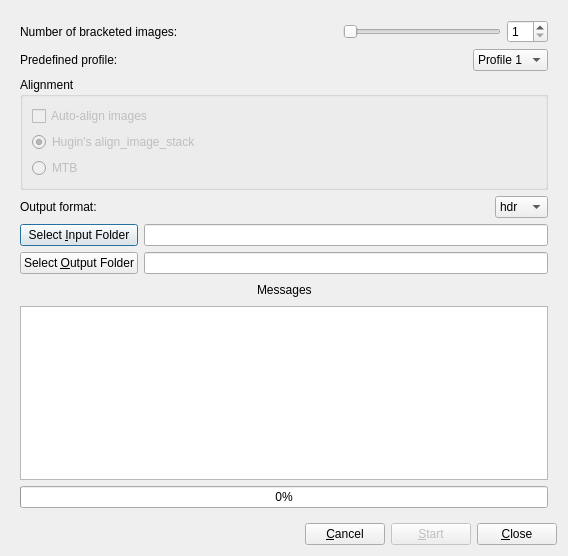
This is src/BatchHDR/BatchHDRDialog.ui in LuminanceHDR/LuminanceHDR as Qt 5 draws it before an edit. The edited form follows.
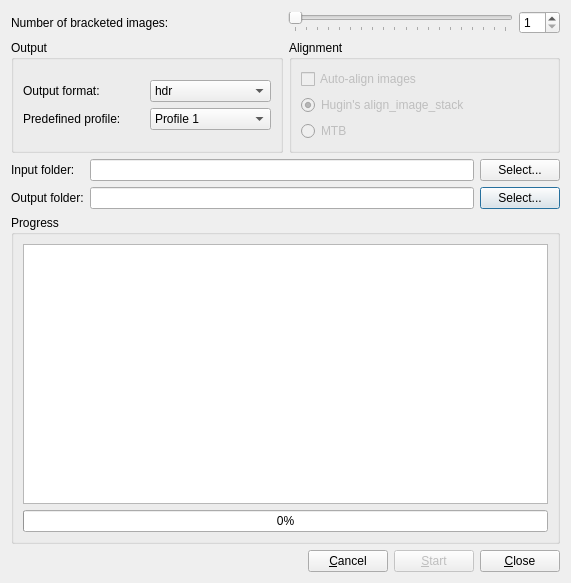
This is the edited form. Icons and pictures are not drawn.

Commit message: [BatchHDR] more user-friendly

Patch:
```diff
--- a/src/BatchHDR/BatchHDRDialog.ui
+++ b/src/BatchHDR/BatchHDRDialog.ui
@@ -6,8 +6,8 @@
    <rect>
     <x>0</x>
     <y>0</y>
-    <width>568</width>
-    <height>556</height>
+    <width>571</width>
+    <height>583</height>
    </rect>
   </property>
   <property name="windowTitle">
@@ -15,16 +15,11 @@
   </property>
   <layout class="QGridLayout" name="gridLayout_3">
    <item row="0" column="0">
-    <layout class="QVBoxLayout" name="verticalLayout_2">
+    <layout class="QVBoxLayout" name="verticalLayout_2" stretch="0,0">
      <item>
-      <widget class="QStackedWidget" name="stackedWidget">
-       <property name="currentIndex">
-        <number>0</number>
-       </property>
-       <widget class="QWidget" name="page">
         <layout class="QGridLayout" name="gridLayout">
          <item row="0" column="0">
-          <layout class="QHBoxLayout" name="horizontalLayout">
+        <layout class="QHBoxLayout" name="horizontalLayout" stretch="1,1,2,0">
            <item>
             <widget class="QLabel" name="label">
              <property name="text">
@@ -59,6 +54,12 @@
              <property name="orientation">
               <enum>Qt::Horizontal</enum>
              </property>
+           <property name="tickPosition">
+            <enum>QSlider::TicksBelow</enum>
+           </property>
+           <property name="tickInterval">
+            <number>1</number>
+           </property>
             </widget>
            </item>
            <item>
@@ -76,32 +77,67 @@
            </item>
           </layout>
          </item>
+       <item row="2" column="0">
+        <layout class="QHBoxLayout" name="horizontalLayout_3" stretch="1,1">
+         <item>
+          <widget class="QGroupBox" name="groupBox_3">
+           <property name="sizePolicy">
+            <sizepolicy hsizetype="Preferred" vsizetype="Minimum">
+             <horstretch>0</horstretch>
+             <verstretch>0</verstretch>
+            </sizepolicy>
+           </property>
+           <property name="title">
+            <string>Output</string>
+           </property>
+           <layout class="QVBoxLayout" name="verticalLayout_3">
+            <item>
+             <layout class="QGridLayout" name="gridLayout_5">
+              <property name="sizeConstraint">
+               <enum>QLayout::SetMinimumSize</enum>
+              </property>
+              <item row="0" column="0">
+               <widget class="QLabel" name="label_3">
+                <property name="text">
+                 <string>Output format:</string>
+                </property>
+               </widget>
+              </item>
+              <item row="0" column="1">
+               <widget class="QComboBox" name="formatComboBox">
+                <property name="toolTip">
+                 <string>Choose an HDR output file format</string>
+                </property>
+                <item>
+                 <property name="text">
+                  <string>hdr</string>
+                 </property>
+                </item>
+                <item>
+                 <property name="text">
+                  <string>exr</string>
+                 </property>
+                </item>
+                <item>
+                 <property name="text">
+                  <string>PFS</string>
+                 </property>
+                </item>
+                <item>
+                 <property name="text">
+                  <string>tiff</string>
+                 </property>
+                </item>
+               </widget>
+              </item>
          <item row="1" column="0">
-          <layout class="QHBoxLayout" name="horizontalLayout_2">
-           <item>
             <widget class="QLabel" name="label_2">
              <property name="text">
               <string>Predefined profile:</string>
              </property>
             </widget>
            </item>
-           <item>
-            <spacer name="horizontalSpacer_6">
-             <property name="orientation">
-              <enum>Qt::Horizontal</enum>
-             </property>
-             <property name="sizeType">
-              <enum>QSizePolicy::Expanding</enum>
-             </property>
-             <property name="sizeHint" stdset="0">
-              <size>
-               <width>40</width>
-               <height>20</height>
-              </size>
-             </property>
-            </spacer>
-           </item>
-           <item>
+              <item row="1" column="1">
             <widget class="QComboBox" name="profileComboBox">
              <property name="toolTip">
               <string>Choose one of the creation predefined profiles. 
@@ -144,7 +180,12 @@
            </item>
           </layout>
          </item>
-         <item row="2" column="0">
+           </layout>
+          </widget>
+         </item>
+         <item>
+          <layout class="QVBoxLayout" name="verticalLayout_4">
+           <item>
           <widget class="QGroupBox" name="groupBox">
            <property name="title">
             <string>Alignment</string>
@@ -199,169 +240,103 @@
            </layout>
           </widget>
          </item>
-         <item row="3" column="0">
-          <layout class="QHBoxLayout" name="horizontalLayout_5">
-           <item>
-            <widget class="QLabel" name="label_3">
-             <property name="text">
-              <string>Output format:</string>
-             </property>
-            </widget>
-           </item>
-           <item>
-            <spacer name="horizontalSpacer_5">
-             <property name="orientation">
-              <enum>Qt::Horizontal</enum>
-             </property>
-             <property name="sizeType">
-              <enum>QSizePolicy::Expanding</enum>
-             </property>
-             <property name="sizeHint" stdset="0">
-              <size>
-               <width>40</width>
-               <height>20</height>
-              </size>
-             </property>
-            </spacer>
-           </item>
-           <item>
-            <widget class="QComboBox" name="formatComboBox">
-             <property name="toolTip">
-              <string>Choose an HDR output file format</string>
-             </property>
-             <item>
-              <property name="text">
-               <string>hdr</string>
-              </property>
-             </item>
-             <item>
-              <property name="text">
-               <string>exr</string>
-              </property>
-             </item>
-             <item>
-              <property name="text">
-               <string>PFS</string>
-              </property>
-             </item>
-             <item>
-              <property name="text">
-               <string>tiff</string>
-              </property>
-             </item>
-            </widget>
-           </item>
           </layout>
          </item>
-         <item row="4" column="0">
-          <layout class="QHBoxLayout" name="horizontalLayout_3">
-           <item>
-            <layout class="QVBoxLayout" name="verticalLayout_4">
-             <item>
-              <widget class="QPushButton" name="inputPushButton">
-               <property name="toolTip">
-                <string>Folder where bracketed pictures are located (in alphabetical order)</string>
-               </property>
-               <property name="text">
-                <string>Select &amp;Input Folder</string>
-               </property>
-               <property name="icon">
-                <iconset resource="../../icons.qrc">
-                 <normaloff>:/new/prefix1/images/fileopen.png</normaloff>:/new/prefix1/images/fileopen.png</iconset>
-               </property>
-              </widget>
-             </item>
-             <item>
-              <widget class="QPushButton" name="outputPushButton">
-               <property name="toolTip">
-                <string>Folder where created HDRs are saved</string>
-               </property>
-               <property name="text">
-                <string>Select &amp;Output Folder</string>
-               </property>
-               <property name="icon">
-                <iconset resource="../../icons.qrc">
-                 <normaloff>:/new/prefix1/images/fileopen.png</normaloff>:/new/prefix1/images/fileopen.png</iconset>
-               </property>
-              </widget>
-             </item>
-            </layout>
-           </item>
-           <item>
-            <layout class="QVBoxLayout" name="verticalLayout_3">
-             <item>
-              <widget class="QLineEdit" name="inputLineEdit">
-               <property name="readOnly">
-                <bool>true</bool>
-               </property>
-              </widget>
-             </item>
+        </layout>
+       </item>
+       <item row="10" column="0">
+        <widget class="QGroupBox" name="groupBox_2">
+         <property name="title">
+          <string>Progress</string>
+         </property>
+         <layout class="QVBoxLayout" name="verticalLayout_6">
              <item>
-              <widget class="QLineEdit" name="outputLineEdit">
-               <property name="readOnly">
-                <bool>true</bool>
-               </property>
-              </widget>
-             </item>
-            </layout>
-           </item>
-          </layout>
-         </item>
-         <item row="5" column="0">
-          <layout class="QHBoxLayout" name="horizontalLayout_7">
-           <item>
-            <spacer name="horizontalSpacer_4">
-             <property name="orientation">
-              <enum>Qt::Horizontal</enum>
-             </property>
-             <property name="sizeHint" stdset="0">
-              <size>
-               <width>40</width>
-               <height>20</height>
-              </size>
-             </property>
-            </spacer>
-           </item>
-           <item>
-            <widget class="QLabel" name="label_4">
-             <property name="text">
-              <string>Messages</string>
-             </property>
-            </widget>
-           </item>
-           <item>
-            <spacer name="horizontalSpacer_3">
-             <property name="orientation">
-              <enum>Qt::Horizontal</enum>
-             </property>
-             <property name="sizeHint" stdset="0">
-              <size>
-               <width>40</width>
-               <height>20</height>
-              </size>
-             </property>
-            </spacer>
-           </item>
-          </layout>
-         </item>
-         <item row="6" column="0">
           <widget class="QTextEdit" name="textEdit">
            <property name="readOnly">
             <bool>true</bool>
            </property>
           </widget>
          </item>
-         <item row="7" column="0">
+          <item>
           <widget class="QProgressBar" name="progressBar">
            <property name="value">
             <number>0</number>
            </property>
+            <property name="alignment">
+             <set>Qt::AlignCenter</set>
+            </property>
           </widget>
          </item>
         </layout>
        </widget>
-       <widget class="QWidget" name="page_2"/>
-      </widget>
+       </item>
+       <item row="1" column="0">
+        <layout class="QHBoxLayout" name="horizontalLayout_4"/>
+       </item>
+       <item row="8" column="0">
+        <layout class="QGridLayout" name="gridLayout_4">
+         <item row="1" column="2">
+          <widget class="QLineEdit" name="outputLineEdit">
+           <property name="readOnly">
+            <bool>true</bool>
+           </property>
+          </widget>
+         </item>
+         <item row="0" column="2">
+          <widget class="QLineEdit" name="inputLineEdit">
+           <property name="readOnly">
+            <bool>true</bool>
+           </property>
+          </widget>
+         </item>
+         <item row="1" column="3">
+          <widget class="QPushButton" name="selectOutputFolder">
+           <property name="toolTip">
+            <string>Folder where created HDRs are saved</string>
+           </property>
+           <property name="text">
+            <string>Select...</string>
+           </property>
+           <property name="icon">
+            <iconset resource="../../icons.qrc">
+             <normaloff>:/new/prefix1/images/fileopen.png</normaloff>:/new/prefix1/images/fileopen.png</iconset>
+           </property>
+          </widget>
+         </item>
+         <item row="0" column="3">
+          <widget class="QPushButton" name="selectInputFolder">
+           <property name="toolTip">
+            <string>Folder where bracketed pictures are located (in alphabetical order)</string>
+           </property>
+           <property name="text">
+            <string>Select...</string>
+           </property>
+           <property name="icon">
+            <iconset resource="../../icons.qrc">
+             <normaloff>:/new/prefix1/images/fileopen.png</normaloff>:/new/prefix1/images/fileopen.png</iconset>
+           </property>
+          </widget>
+         </item>
+         <item row="0" column="1">
+          <widget class="QLabel" name="label_5">
+           <property name="text">
+            <string>Input folder:</string>
+           </property>
+           <property name="scaledContents">
+            <bool>false</bool>
+           </property>
+          </widget>
+         </item>
+         <item row="1" column="1">
+          <widget class="QLabel" name="label_6">
+           <property name="text">
+            <string>Output folder:</string>
+           </property>
+          </widget>
+         </item>
+        </layout>
+       </item>
+      </layout>
      </item>
      <item>
       <layout class="QHBoxLayout" name="horizontalLayout_6">
```
Left out of the diff: 39 changed lines with no effect on the pictures. Lines whose indentation alone changed are shown as unchanged. The commit also changes 4 other files.
